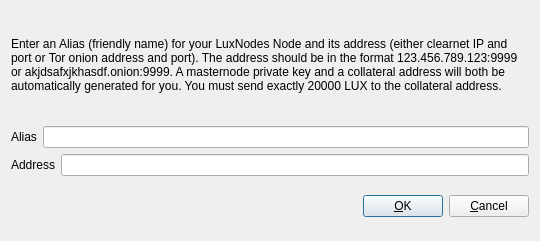
Old version of the form src/qt/forms/addeditadrenalinenode.ui in the repository LUX-Core/lux.
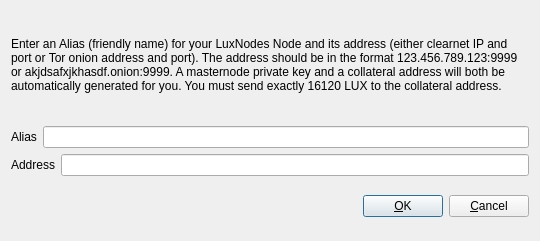
New version of the form.

Diff of the .ui file:
```diff
--- a/src/qt/forms/addeditadrenalinenode.ui
+++ b/src/qt/forms/addeditadrenalinenode.ui
@@ -34,7 +34,7 @@
         </sizepolicy>
        </property>
        <property name="text">
-        <string>&lt;html&gt;&lt;head/&gt;&lt;body&gt;&lt;p&gt;Enter an Alias (friendly name) for your LuxNodes Node and its address (either clearnet IP and port or Tor onion address and port).  The address should be in the format 123.456.789.123:9999 or akjdsafxjkhasdf.onion:9999.  A masternode private key and a collateral address will both be automatically generated for you.  You must send exactly 20000 LUX to the collateral address.&lt;/p&gt;&lt;/body&gt;&lt;/html&gt;</string>
+        <string>&lt;html&gt;&lt;head/&gt;&lt;body&gt;&lt;p&gt;Enter an Alias (friendly name) for your LuxNodes Node and its address (either clearnet IP and port or Tor onion address and port).  The address should be in the format 123.456.789.123:9999 or akjdsafxjkhasdf.onion:9999.  A masternode private key and a collateral address will both be automatically generated for you.  You must send exactly 16120 LUX to the collateral address.&lt;/p&gt;&lt;/body&gt;&lt;/html&gt;</string>
        </property>
        <property name="wordWrap">
         <bool>true</bool>
```
